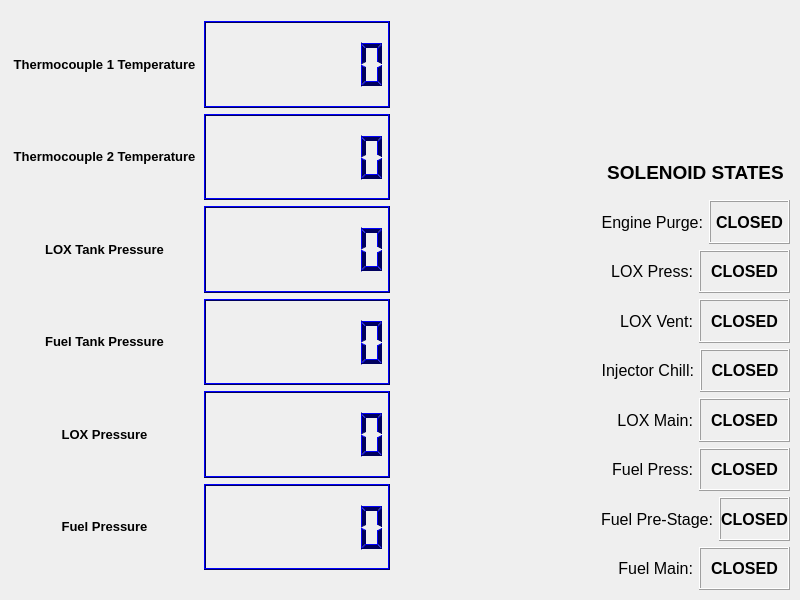
Above: Qt/DS18B20_Qt/dialog.ui from ERAU45kBiProp/QT_TestStand_Interface before the change. Below: the same form after it.
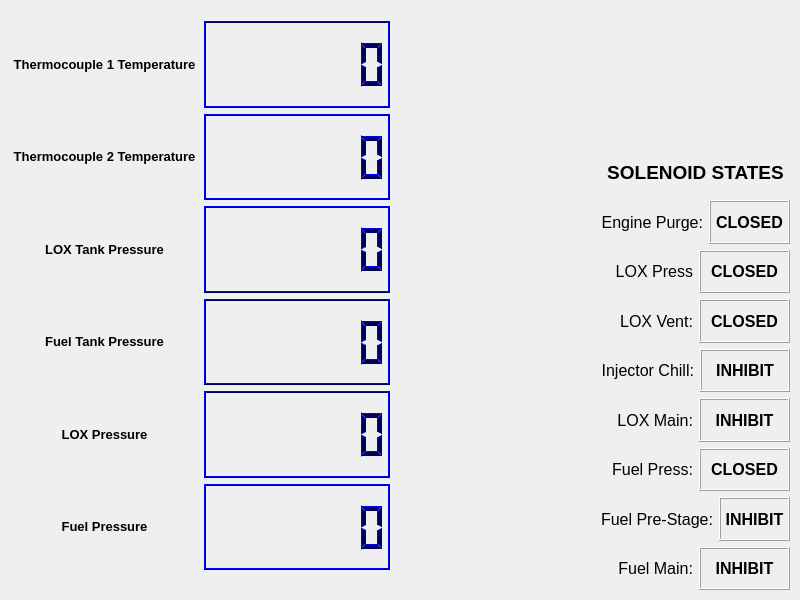
That is the form after the change.

Diff of the .ui file:
```diff
--- a/Qt/DS18B20_Qt/dialog.ui
+++ b/Qt/DS18B20_Qt/dialog.ui
@@ -95,7 +95,7 @@
          </font>
         </property>
         <property name="text">
-         <string>LOX Press:</string>
+         <string>LOX Press</string>
         </property>
         <property name="alignment">
          <set>Qt::AlignRight|Qt::AlignTrailing|Qt::AlignVCenter</set>
@@ -202,7 +202,7 @@
          <enum>QFrame::Raised</enum>
         </property>
         <property name="text">
-         <string>CLOSED</string>
+         <string>INHIBIT</string>
         </property>
         <property name="alignment">
          <set>Qt::AlignCenter</set>
@@ -244,7 +244,7 @@
          <enum>QFrame::Raised</enum>
         </property>
         <property name="text">
-         <string>CLOSED</string>
+         <string>INHIBIT</string>
         </property>
         <property name="alignment">
          <set>Qt::AlignCenter</set>
@@ -328,7 +328,7 @@
          <enum>QFrame::Raised</enum>
         </property>
         <property name="text">
-         <string>CLOSED</string>
+         <string>INHIBIT</string>
         </property>
         <property name="alignment">
          <set>Qt::AlignCenter</set>
@@ -370,7 +370,7 @@
          <enum>QFrame::Raised</enum>
         </property>
         <property name="text">
-         <string>CLOSED</string>
+         <string>INHIBIT</string>
         </property>
         <property name="alignment">
          <set>Qt::AlignCenter</set>
```
